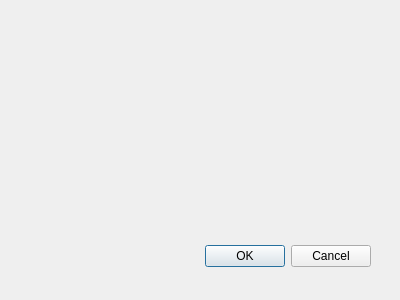
TOM77130/Extension_QGIS, file mon_extension_dialog_base.ui: the form before one commit.
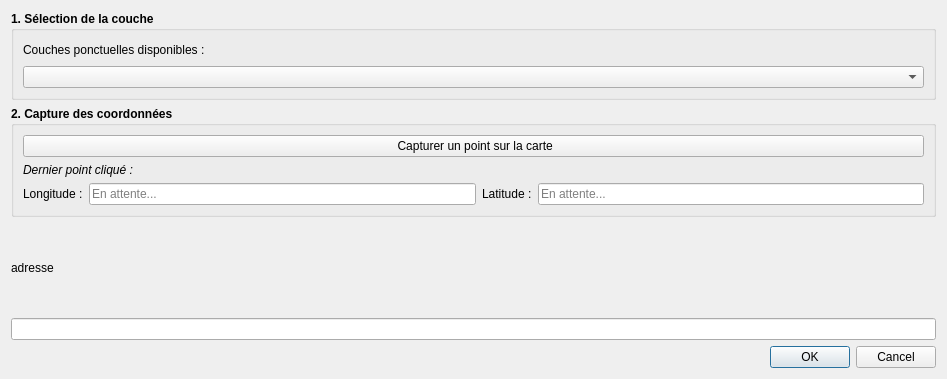
The form after the commit.

Commit message: 3 premieres User Story

Diff of the .ui file:
```diff
--- a/mon_extension_dialog_base.ui
+++ b/mon_extension_dialog_base.ui
@@ -1,33 +1,181 @@
-<ui version="4.0" >
- <class>MonExtensionDialogBase</class>
- <widget class="QDialog" name="MonExtensionDialogBase" >
-  <property name="geometry" >
+<?xml version="1.0" encoding="UTF-8"?>
+<ui version="4.0">
+ <class>oups</class>
+ <widget class="QDialog" name="oups">
+  <property name="geometry">
    <rect>
     <x>0</x>
     <y>0</y>
-    <width>400</width>
-    <height>300</height>
+    <width>947</width>
+    <height>379</height>
    </rect>
   </property>
   <property name="windowTitle" >
    <string>Extension_TC</string>
   </property>
-  <widget class="QDialogButtonBox" name="button_box" >
-   <property name="geometry" >
-    <rect>
-     <x>30</x>
-     <y>240</y>
-     <width>341</width>
-     <height>32</height>
-    </rect>
-   </property>
-   <property name="orientation" >
-    <enum>Qt::Horizontal</enum>
-   </property>
-   <property name="standardButtons" >
-    <set>QDialogButtonBox::Cancel|QDialogButtonBox::Ok</set>
-   </property>
-  </widget>
+  <layout class="QVBoxLayout" name="verticalLayout">
+   <item>
+    <widget class="QGroupBox" name="groupBox_couches">
+     <property name="font">
+      <font>
+       <weight>75</weight>
+       <bold>true</bold>
+      </font>
+     </property>
+     <property name="title">
+      <string>1. Sélection de la couche</string>
+     </property>
+     <layout class="QVBoxLayout" name="verticalLayout_2">
+      <item>
+       <widget class="QLabel" name="text_cp">
+        <property name="font">
+         <font>
+          <weight>50</weight>
+          <bold>false</bold>
+         </font>
+        </property>
+        <property name="text">
+         <string>Couches ponctuelles disponibles :</string>
+        </property>
+       </widget>
+      </item>
+      <item>
+       <widget class="QComboBox" name="listd_cp">
+        <property name="font">
+         <font>
+          <weight>50</weight>
+          <bold>false</bold>
+         </font>
+        </property>
+       </widget>
+      </item>
+     </layout>
+    </widget>
+   </item>
+   <item>
+    <widget class="QGroupBox" name="groupBox_coords">
+     <property name="font">
+      <font>
+       <weight>75</weight>
+       <bold>true</bold>
+      </font>
+     </property>
+     <property name="title">
+      <string>2. Capture des coordonnées</string>
+     </property>
+     <layout class="QGridLayout" name="gridLayout">
+      <item row="0" column="0" colspan="4">
+       <widget class="QPushButton" name="pb_action">
+        <property name="font">
+         <font>
+          <weight>50</weight>
+          <bold>false</bold>
+         </font>
+        </property>
+        <property name="cursor">
+         <cursorShape>PointingHandCursor</cursorShape>
+        </property>
+        <property name="text">
+         <string> Capturer un point sur la carte</string>
+        </property>
+       </widget>
+      </item>
+      <item row="1" column="0" colspan="4">
+       <widget class="QLabel" name="text_point">
+        <property name="font">
+         <font>
+          <weight>50</weight>
+          <italic>true</italic>
+          <bold>false</bold>
+         </font>
+        </property>
+        <property name="text">
+         <string>Dernier point cliqué :</string>
+        </property>
+       </widget>
+      </item>
+      <item row="2" column="0">
+       <widget class="QLabel" name="text_long">
+        <property name="font">
+         <font>
+          <weight>50</weight>
+          <bold>false</bold>
+         </font>
+        </property>
+        <property name="text">
+         <string>Longitude :</string>
+        </property>
+       </widget>
+      </item>
+      <item row="2" column="1">
+       <widget class="QLineEdit" name="i_long">
+        <property name="font">
+         <font>
+          <weight>50</weight>
+          <bold>false</bold>
+         </font>
+        </property>
+        <property name="readOnly">
+         <bool>true</bool>
+        </property>
+        <property name="placeholderText">
+         <string>En attente...</string>
+        </property>
+       </widget>
+      </item>
+      <item row="2" column="2">
+       <widget class="QLabel" name="text_lat">
+        <property name="font">
+         <font>
+          <weight>50</weight>
+          <bold>false</bold>
+         </font>
+        </property>
+        <property name="text">
+         <string>Latitude :</string>
+        </property>
+       </widget>
+      </item>
+      <item row="2" column="3">
+       <widget class="QLineEdit" name="i_lat">
+        <property name="font">
+         <font>
+          <weight>50</weight>
+          <bold>false</bold>
+         </font>
+        </property>
+        <property name="readOnly">
+         <bool>true</bool>
+        </property>
+        <property name="placeholderText">
+         <string>En attente...</string>
+        </property>
+       </widget>
+      </item>
+     </layout>
+    </widget>
+   </item>
+   <item>
+    <widget class="QLabel" name="text_adresse">
+     <property name="text">
+      <string>adresse</string>
+     </property>
+    </widget>
+   </item>
+   <item>
+    <widget class="QLineEdit" name="i_adresse"/>
+   </item>
+   <item>
+    <widget class="QDialogButtonBox" name="action_clic">
+     <property name="orientation">
+      <enum>Qt::Horizontal</enum>
+     </property>
+     <property name="standardButtons">
+      <set>QDialogButtonBox::Cancel|QDialogButtonBox::Ok</set>
+     </property>
+    </widget>
+   </item>
+  </layout>
  </widget>
  <resources/>
  <connections>
```
Left out of the diff: 34 changed lines with no effect on the pictures. The commit also changes 2 other files.
